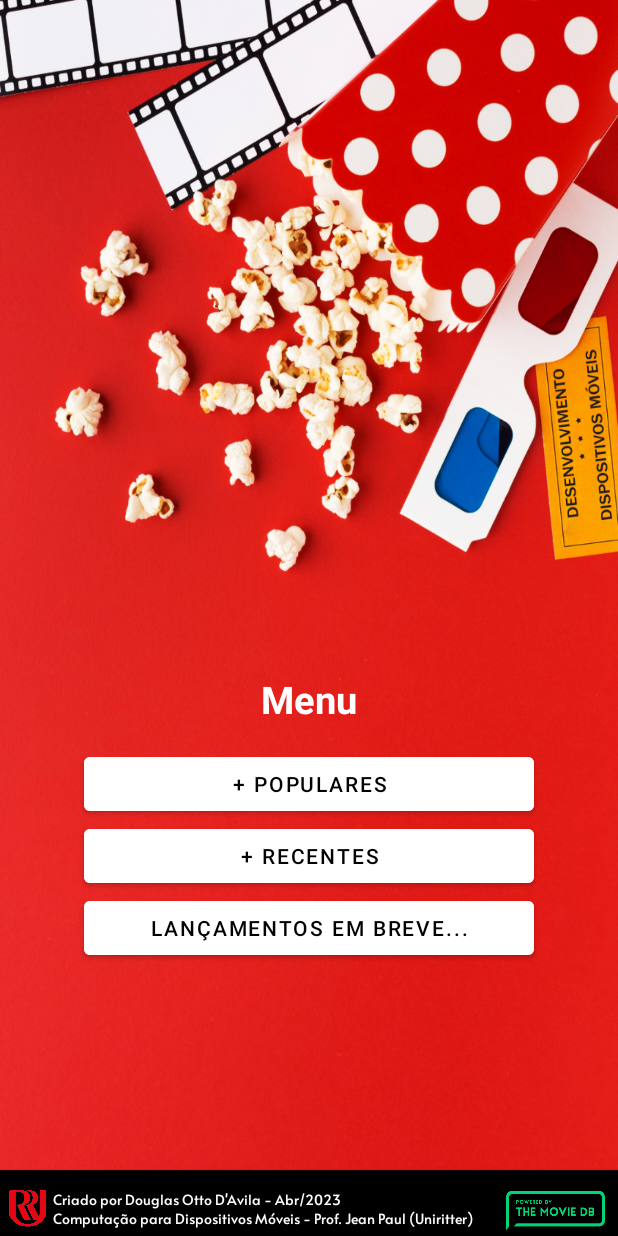
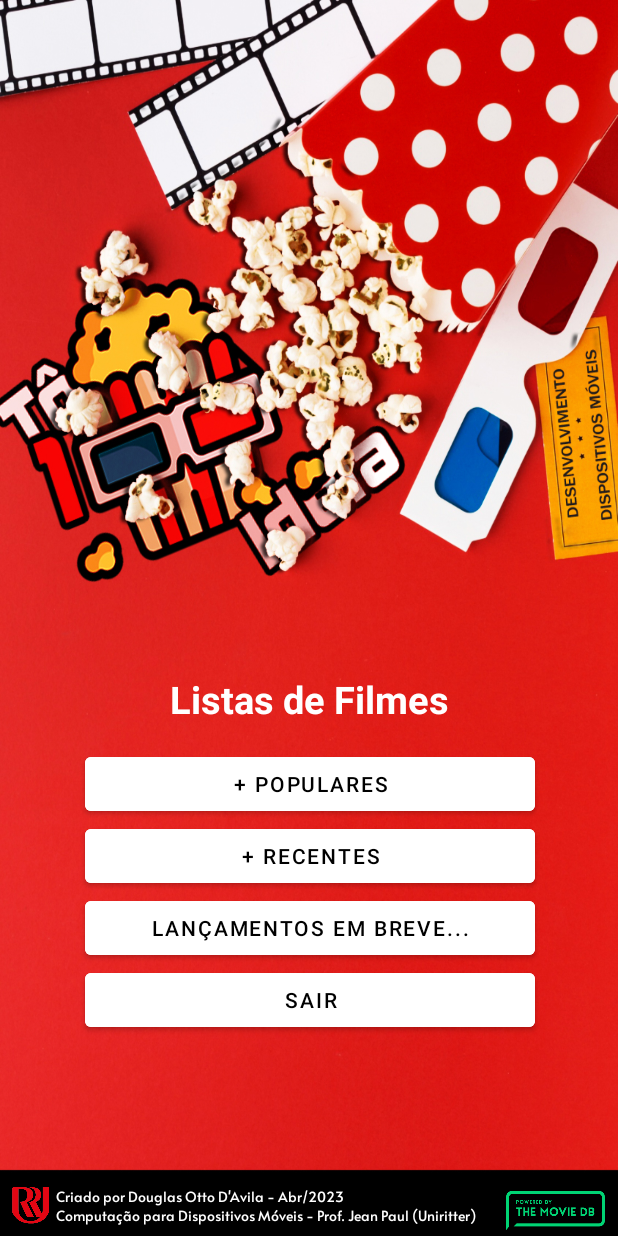
Before and after one commit to DouglasOttoDavila/Projeto_Final_Comp_Disp_Moveis_Uniritter_2023, an Android app: the MenuActivity screen opened directly, with no data from a screen before it, on a phone screen of 412 x 824 dp. Run offline under Robolectric (Android 15) with nearby library versions, the phone set to English and light mode, and no system bars.

Commit message:
Adding 'Sair' button feature inside Menu

```diff
--- a/app/src/main/res/layout/activity_menu.xml
+++ b/app/src/main/res/layout/activity_menu.xml
@@ -4,7 +4,7 @@
     xmlns:tools="http://schemas.android.com/tools"
     android:layout_width="match_parent"
     android:layout_height="match_parent"
-    android:background="@drawable/red_bkg2"
+    android:background="@drawable/red_bkgmenuapp"
     tools:context="com.uniritter.to100ideia.ui.menu.MenuActivity">
 
     <Button
@@ -42,11 +42,22 @@
         app:layout_constraintStart_toStartOf="@+id/filmesRecentesBtn"
         app:layout_constraintTop_toBottomOf="@+id/filmesRecentesBtn" />
 
+    <Button
+        android:id="@+id/sairBtn"
+        android:layout_width="300dp"
+        android:layout_height="wrap_content"
+        android:backgroundTint="@color/white"
+        android:textColor="@color/black"
+        android:text="Sair"
+        app:layout_constraintEnd_toEndOf="@+id/emBreveBtn"
+        app:layout_constraintStart_toStartOf="@+id/emBreveBtn"
+        app:layout_constraintTop_toBottomOf="@+id/emBreveBtn" />
+
     <TextView
         android:id="@+id/menuTxt"
         android:layout_width="wrap_content"
         android:layout_height="wrap_content"
-        android:text="Menu"
+        android:text="Listas de Filmes"
         android:textColor="@color/white"
         android:textSize="25sp"
         android:textStyle="bold"
@@ -93,8 +104,8 @@
         android:id="@+id/ritterLogo"
         android:layout_width="26dp"
         android:layout_height="27dp"
-        android:layout_marginStart="5dp"
-        android:layout_marginBottom="5dp"
+        android:layout_marginStart="7dp"
+        android:layout_marginBottom="7dp"
         app:layout_constraintBottom_toBottomOf="parent"
         app:layout_constraintStart_toStartOf="parent"
         app:srcCompat="@drawable/uniritter" />
```
Also changed, not shown: app/src/main/java/com/uniritter/to100ideia/ui/menu/MenuActivity.java (+24 -0 lines), app/src/main/res/layout/activity_login.xml (+26 -16 lines), app/src/main/res/values/strings.xml (+12 -1 lines).
